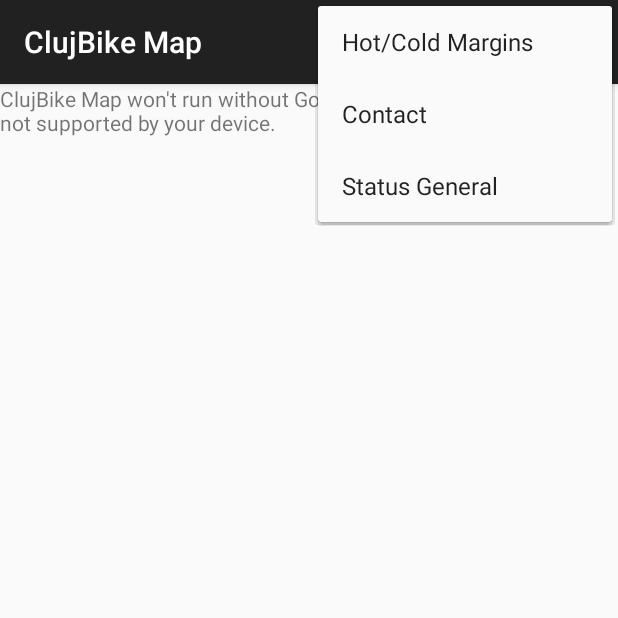
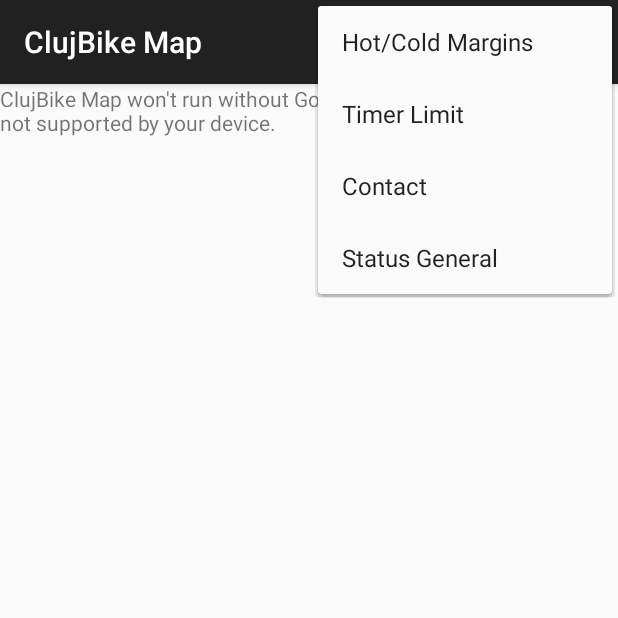
Before and after one commit to doruchidean/clujbikemap, an Android app: the screen it shows after launch (MapsActivity), with the options menu open, on a phone screen of 412 x 824 dp, the top half of it. Run offline under Robolectric (Android 15) with nearby library versions, the phone set to English and light mode, and no system bars.

Commit message:
set notifications for timer --- added timer limit button in settings menu + timer dialog + picker + persistency ---- Added SettingsDialogs class and cleared some code From MapsActivity

```diff
--- a/app/src/main/AndroidManifest.xml
+++ b/app/src/main/AndroidManifest.xml
@@ -8,6 +8,7 @@
     <uses-permission android:name="com.google.android.providers.gsf.permission.READ_GSERVICES" />
     <uses-permission android:name="android.permission.ACCESS_COARSE_LOCATION" />
     <uses-permission android:name="android.permission.ACCESS_FINE_LOCATION" />
+    <uses-permission android:name="android.permission.VIBRATE"/>
 
     <uses-feature
         android:glEsVersion="0x00020000"
@@ -27,7 +28,8 @@
 
         <activity
             android:name=".MapsActivity"
-            android:label="@string/title_activity_maps" >
+            android:label="@string/title_activity_maps"
+            android:launchMode="singleTop">
             <intent-filter>
                 <action android:name="android.intent.action.MAIN" />
 
--- a/app/src/main/java/com/doruchidean/clujbikemap/ApiCallbacks.java
+++ /dev/null
@@ -1,14 +0,0 @@
-package com.doruchidean.clujbikemap;
-
-import java.util.ArrayList;
-
-/**
- * Created by Doru on 19/11/15.
- * This interface holds the api response callbacks
- */
-public interface ApiCallbacks {
-
-    void onApiCallSuccess(ArrayList<StationsModel> stationsArray);
-    void onApiCallFail(String error);
-
-}
--- a/app/src/main/java/com/doruchidean/clujbikemap/ApiClient.java
+++ b/app/src/main/java/com/doruchidean/clujbikemap/ApiClient.java
@@ -31,7 +31,7 @@
         return instance;
     }
 
-    public void getStations(final ApiCallbacks caller){
+    public void getStations(final Callbacks.ApiCallbacks caller){
 
         Log.d("traces", "updating info");
 
--- /dev/null
+++ b/app/src/main/java/com/doruchidean/clujbikemap/Callbacks.java
@@ -0,0 +1,20 @@
+package com.doruchidean.clujbikemap;
+
+import java.util.ArrayList;
+
+/**
+ * Created by Doru on 19/11/15.
+ * This interface holds the api response callbacks
+ */
+public interface Callbacks {
+
+    interface ApiCallbacks{
+        void onApiCallSuccess(ArrayList<StationsModel> stationsArray);
+        void onApiCallFail(String error);
+    }
+
+    interface SettingsDialogsCallback{
+        void setUpMap();
+    }
+
+}
--- a/app/src/main/java/com/doruchidean/clujbikemap/PersistenceManager.java
+++ b/app/src/main/java/com/doruchidean/clujbikemap/PersistenceManager.java
@@ -17,14 +17,25 @@
     private static PersistenceManager mInstance;
 
     //constant keys
-    private static final String FAVOURITE_STATIONS = "favouritesStations";
-    private static final String SHOWS_FAVOURITES_ONLY = "showFavourites";
-    private static final String COLD_LIMIT = "coldlimit", HOT_LIMIT = "hotlimit", TIMER_MINUTES="timermin";
+    private static final String
+            FAVOURITE_STATIONS = "favouritesStations",
+            SHOWS_FAVOURITES_ONLY = "showFavourites",
+            COLD_LIMIT = "coldlimit",
+            HOT_LIMIT = "hotlimit",
+            TIMER_MINUTES="timermin",
+            IS_COUNTING_DOWN = "iscounting";
 
     //values that need to be saved and loaded
     private ArrayList<String> favouriteStations=new ArrayList<>();
-    private boolean showFavouritesOnly = false;
-    private int mColdLimit, mHotLimit, mTimerMinutes;
+
+    private boolean
+            showFavouritesOnly,
+            mIsCountingDown;
+
+    private int
+            mColdLimit,
+            mHotLimit,
+            mTimerMinutes;
 
     private PersistenceManager(){
     }
@@ -43,9 +54,10 @@
             Collections.addAll(favouriteStations, rawList);
         }
         showFavouritesOnly = sp.getBoolean(SHOWS_FAVOURITES_ONLY, false);
+        mIsCountingDown = sp.getBoolean(IS_COUNTING_DOWN, false);
         mColdLimit = sp.getInt(COLD_LIMIT, 3);
         mHotLimit = sp.getInt(HOT_LIMIT, 3);
-        mTimerMinutes = sp.getInt(TIMER_MINUTES, 1);
+        mTimerMinutes = sp.getInt(TIMER_MINUTES, 69); //todo update default value to 45 after testing
 
     }
 
@@ -63,6 +75,7 @@
         editor.putInt(COLD_LIMIT, mColdLimit);
         editor.putInt(HOT_LIMIT, mHotLimit);
         editor.putInt(TIMER_MINUTES, mTimerMinutes);
+        editor.putBoolean(IS_COUNTING_DOWN, mIsCountingDown);
 
         editor.apply();
     }
@@ -99,7 +112,7 @@
     }
 
     public int getTimerMinutes() {
-        return mTimerMinutes*60;
+        return mTimerMinutes;
     }
 
     public void setTimerMinutes(int mTimerMinutes) {
@@ -125,4 +138,11 @@
     public void setColdLimit(int mColdLimit) {
         this.mColdLimit = mColdLimit;
     }
+
+    public void setIsCountingDown(boolean isCountingDown){
+        mIsCountingDown = isCountingDown;
+    }
+    public boolean getIsCountingDown(){
+        return mIsCountingDown;
+    }
 }
--- a/app/src/main/res/menu/maps_menu.xml
+++ b/app/src/main/res/menu/maps_menu.xml
@@ -6,11 +6,20 @@
         android:title="@string/options_menu_refresh_rate"
         android:icon="@drawable/ic_refresh"
         app:showAsAction="always"/>
+
     <item
         android:id="@+id/hot_cold_margins"
         android:title="@string/options_menu_hot_cold_margins"/>
-    <item android:id="@+id/contact"
+
+    <item
+        android:id="@+id/timer_limit"
+        android:title="@string/options_menu_timer_limit"/>
+
+    <item
+        android:id="@+id/contact"
         android:title="@string/options_menu_contact"/>
-    <item android:id="@+id/overall_stats"
+
+    <item
+        android:id="@+id/overall_stats"
         android:title="@string/options_menu_overall_stats"/>
 </menu>
--- a/app/src/main/res/values/strings.xml
+++ b/app/src/main/res/values/strings.xml
@@ -16,5 +16,7 @@
     <string name="toast_no_favourites">You have not marked any station as favourite.</string>
     <string name="alarm_on">Countdown STARTED!</string>
     <string name="alarm_off">Countdown CANCELED!</string>
-    <string name="notification_text">Countdown ended</string>
+    <string name="notification_text">Countdown ended (%1$d:%2$d)</string>
+    <string name="options_menu_timer_limit">Timer Limit</string>
+    <string name="dialog_timer_limit_title">Timer limit</string>
 </resources>
```
Also changed, not shown: app/src/main/java/com/doruchidean/clujbikemap/MapsActivity.java (+32 -151 lines), app/src/main/java/com/doruchidean/clujbikemap/NotificationHandler.java (+19 -4 lines), app/src/main/java/com/doruchidean/clujbikemap/SettingsDialogs.java (added, +201 -0 lines), app/src/main/res/layout/dialog_timer_limit.xml (added, +24 -0 lines).
